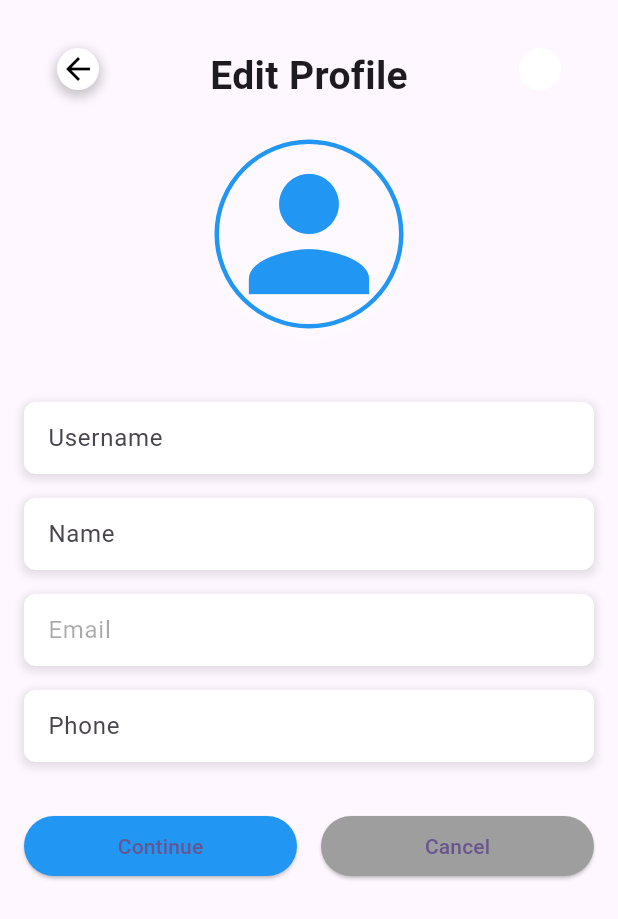
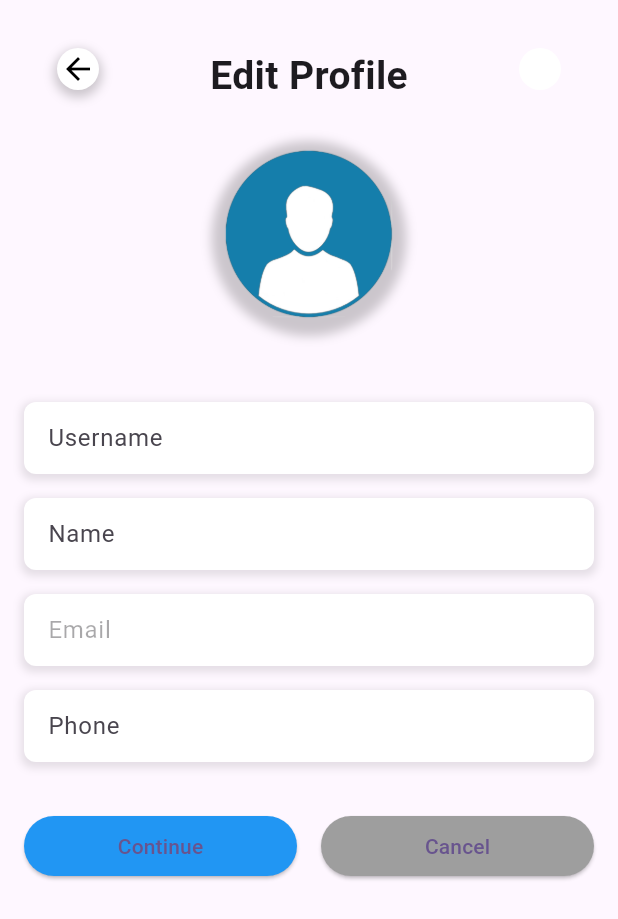
Before and after one commit to SamGun-Official/Donater.ly, a Flutter app: the DonaterEditProfileScreen screen opened by its route, on a phone screen of 412 x 824 dp. Shown: the top 919 px of the screen. Run offline on Flutter 3.47's test engine with Material 2 defaults, Android fonts, the phone set to English and light mode, and no system bars; our stand-ins replace cloud_firestore, firebase_auth, firebase_core, sqflite; accounts and stored records are empty.

Commit message:
Update edit_profile_screen.dart

```diff
--- a/lib/donater_screen/edit_profile_screen.dart
+++ b/lib/donater_screen/edit_profile_screen.dart
@@ -192,24 +192,28 @@ class _DonaterEditProfileScreenState extends State<DonaterEditProfileScreen> {
                     radius: 80,
                     backgroundColor: Colors.transparent,
                     child: Container(
-                    child: const Icon(
-                      Icons.person,
-                      color: Colors.blue,
-                      size: 120,
-                    ),
                       decoration: BoxDecoration(
                         shape: BoxShape.circle,
                         border: Border.all(
-                          color: Colors.blue,
-                          width: 3), // Increase width for a thicker border
+                          color: Colors.transparent,
+                          width: 3,
+                        ),
                         boxShadow: [
                           BoxShadow(
-                          color: Colors.white.withOpacity(0.2),
+                            color: Colors.black.withOpacity(0.2), // Ubah warna bayangan di sini
                             spreadRadius: 2,
                             blurRadius: 5,
                             offset: const Offset(0, 3),
                           ),
                         ],
+                      ),
+                      child: ClipOval(
+                        child: Image.asset(
+                          'images/profile.png',
+                          width: 120,
+                          height: 120,
+                          fit: BoxFit.cover,
+                        ),
                       ),
                     ),
                   ),
```
Lines whose indentation alone changed are shown as unchanged.
